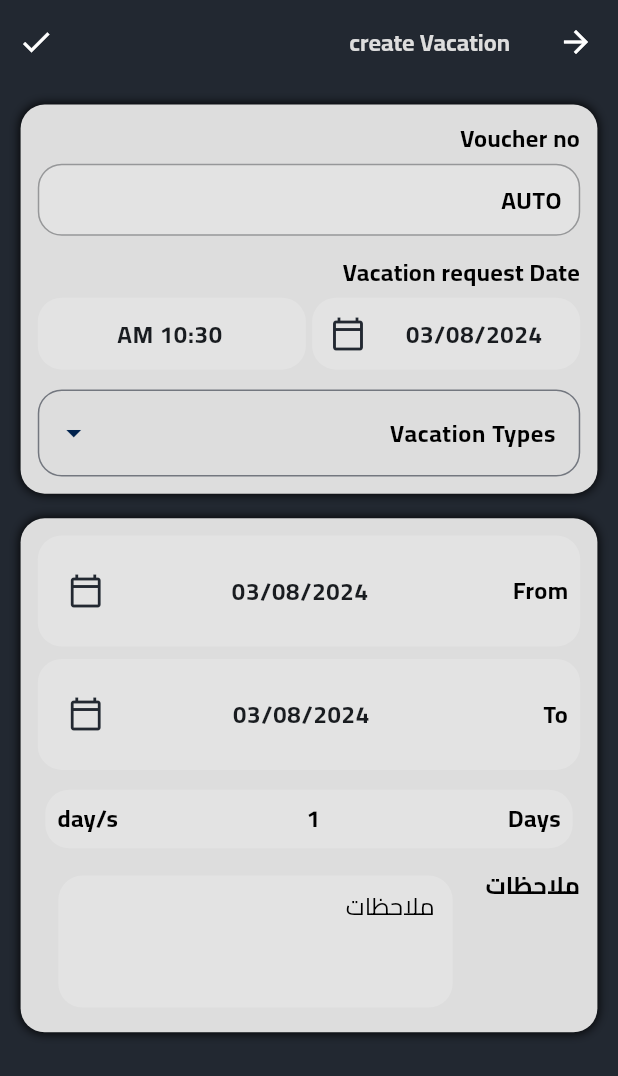
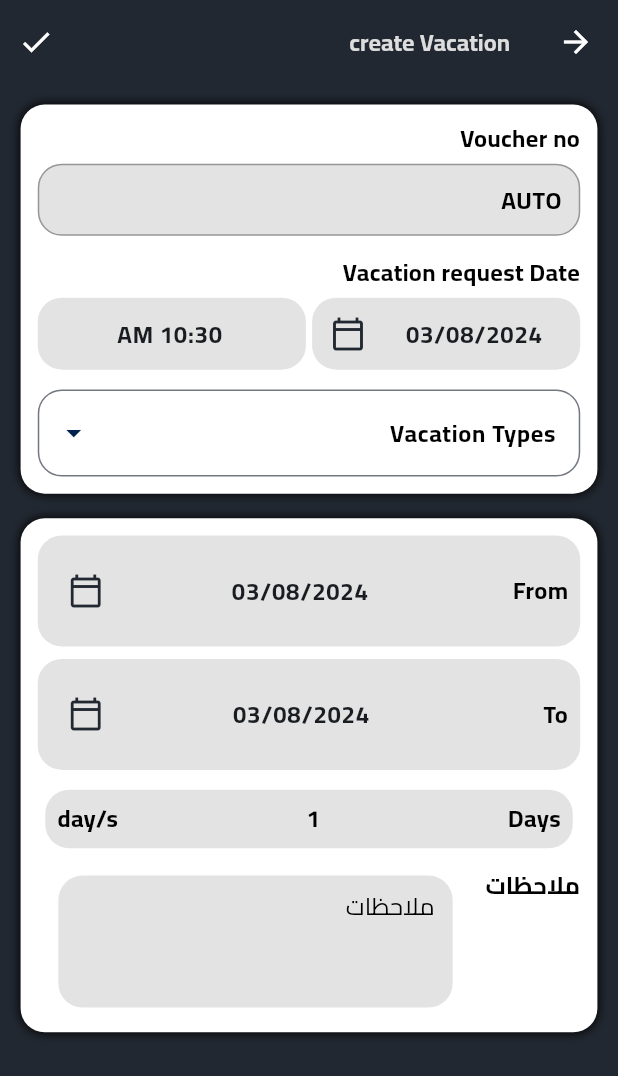
Before and after one commit to bishoy-girgis/easy-HR, a Flutter app: the CreateVacation screen opened by its route, on a phone screen of 412 x 824 dp. Shown: the top 1076 px of the screen. Run offline on Flutter 3.47's test engine with Material 3 defaults, Android fonts, the phone set to English and light mode, and no system bars; drawn by our look-alikes of dropdown_search; our stand-ins replace bloc, dartz, dio, equatable, flutter_bloc, flutter_easyloading and 7 more; accounts and stored records are empty; generated files the repository leaves out were written again.

Commit message:
refactor SHIMMER VACATION

```diff
--- a/lib/Features/vacations/pages/create_vacation.dart
+++ b/lib/Features/vacations/pages/create_vacation.dart
@@ -61,6 +61,7 @@ class CreateVacation extends StatelessWidget {
                           titleButton1: "yes",
                           titleButton2: "no",
                           onPressedButton1: () async {
+                            GlobalMethods.navigatePOP(context);
                             await BlocProvider.of<VacationCubit>(context)
                                 .addVacation();
                             SharedPref.remove(key: "notesVacation");
--- a/lib/Features/vacations/widgets/select_date_vacation.dart
+++ b/lib/Features/vacations/widgets/select_date_vacation.dart
@@ -55,7 +55,7 @@ class _SelectDateVacationState extends State<SelectDateVacation> {
       padding: EdgeInsets.all(10.sp),
       decoration: BoxDecoration(
         borderRadius: BorderRadius.circular(16),
-        color: AppColors.whiteColor,
+        color: Colors.white,
         boxShadow: const [
           BoxShadow(
             color: Colors.black,
--- a/lib/Features/vacations/widgets/voucher_main_data.dart
+++ b/lib/Features/vacations/widgets/voucher_main_data.dart
@@ -3,11 +3,8 @@ import 'package:easy_hr/Features/vacations/manager/vacation_states.dart';
 import 'package:easy_hr/Features/vacations/widgets/pick_date_widget.dart';
 import 'package:easy_hr/Features/vacations/widgets/vacation_type_widget.dart';
 import 'package:flutter/material.dart';
-import 'package:flutter/services.dart';
 import 'package:flutter_bloc/flutter_bloc.dart';
-import 'package:flutter_gen/gen_l10n/app_localizations.dart';
 import 'package:flutter_screenutil/flutter_screenutil.dart';
-
 import '../../../Core/constants/app_colors.dart';
 import '../../../Core/widgets/custom_text_form_field.dart';
 import '../../../Core/widgets/gap.dart';
@@ -22,7 +19,7 @@ class VoucherMainData extends StatelessWidget {
       padding: EdgeInsets.all(10.sp),
       decoration: BoxDecoration(
           borderRadius: BorderRadius.circular(16),
-          color: AppColors.whiteColor,
+          color: Colors.white,
           boxShadow: const [
             BoxShadow(
               color: Colors.black,
@@ -32,29 +29,29 @@ class VoucherMainData extends StatelessWidget {
       child:  Column(
         crossAxisAlignment: CrossAxisAlignment.start,
         children: [
-          TextBuilder(
+          const TextBuilder(
             "Voucher no",
             isHeader: true,
           ),
-          CustomTextFormField(
+          const CustomTextFormField(
             labelText: "AUTO",
             centerContent: true,
             isLabelBold: true,
             isClickable: false,
           ),
-          GapH(h: 1),
-          TextBuilder(
+          const GapH(h: 1),
+          const TextBuilder(
             "Vacation request Date",
             isHeader: true,
           ),
-          Row(
+          const Row(
             children: [
               Flexible(child: DatePickerWidget()),
               GapW(w: 1),
               Flexible(child: HoursAndMinutes()),
             ],
           ),
-          GapH(h: 1),
+          const GapH(h: 1),
 
           BlocProvider(
             create: (context) => VacationCubit()..getVacationTypes(),
```
